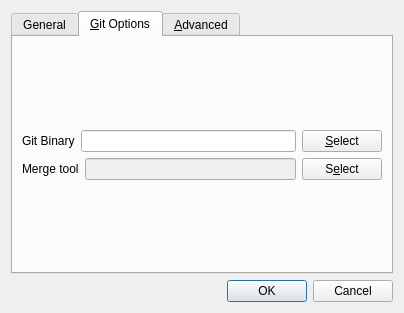
This is ui/settings.ui in bainonline/teamgit as Qt 5 draws it before an edit. The edited form follows.
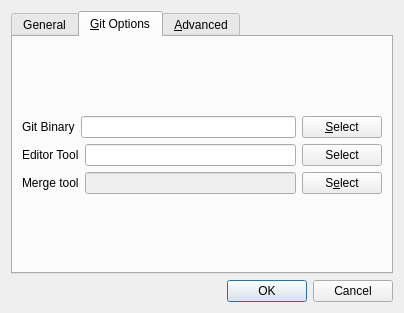
This is the edited form.

Commit message: added ability to open files on double click and included setting to specify the editor.

What changed in the file:
```diff
--- a/ui/settings.ui
+++ b/ui/settings.ui
@@ -133,10 +133,31 @@
         </layout>
        </item>
        <item>
-        <layout class="QHBoxLayout" name="horizontalLayout" >
+        <layout class="QHBoxLayout" name="horizontalLayout_2">
          <item>
-          <widget class="QLabel" name="label_5" >
-           <property name="text" >
+          <widget class="QLabel" name="label_6">
+           <property name="text">
+            <string>Editor Tool</string>
+           </property>
+          </widget>
+         </item>
+         <item>
+          <widget class="QLineEdit" name="editorPath"/>
+         </item>
+         <item>
+          <widget class="QPushButton" name="pickEditorButton">
+           <property name="text">
+            <string>Select</string>
+           </property>
+          </widget>
+         </item>
+        </layout>
+       </item>
+       <item>
+        <layout class="QHBoxLayout" name="horizontalLayout">
+         <item>
+          <widget class="QLabel" name="label_5">
+           <property name="text">
             <string>Merge tool</string>
            </property>
           </widget>
```
Left out of the diff: 131 changed lines with no effect on the pictures. The commit also changes 4 other files.
